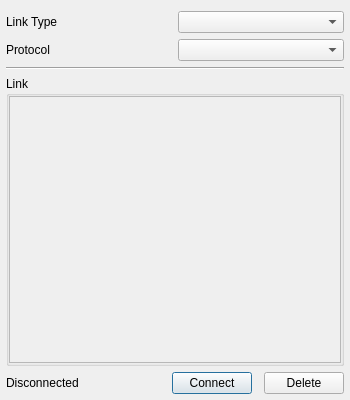
Above: src/commsettings.ui from nlbtuyen/ConfigurationGCS before the change. Below: the same form after it.
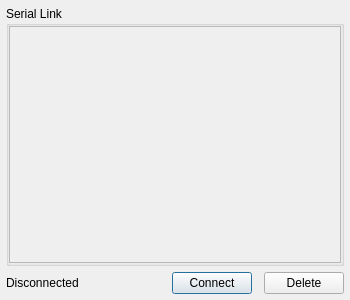
That is the form after the change.

Diff of the .ui file:
```diff
--- a/src/commsettings.ui
+++ b/src/commsettings.ui
@@ -7,16 +7,34 @@
     <x>0</x>
     <y>0</y>
     <width>350</width>
-    <height>400</height>
+    <height>300</height>
    </rect>
   </property>
+  <property name="minimumSize">
+   <size>
+    <width>350</width>
+    <height>300</height>
+   </size>
+  </property>
+  <property name="maximumSize">
+   <size>
+    <width>350</width>
+    <height>300</height>
+   </size>
+  </property>
+  <property name="font">
+   <font>
+    <family>Arial</family>
+    <pointsize>9</pointsize>
+   </font>
+  </property>
   <property name="contextMenuPolicy">
    <enum>Qt::NoContextMenu</enum>
   </property>
   <property name="windowTitle">
    <string>Form</string>
   </property>
-  <layout class="QGridLayout" name="gridLayout_2" rowstretch="1,0,0,0,0">
+  <layout class="QGridLayout" name="gridLayout_2" rowstretch="1,0">
    <property name="leftMargin">
     <number>6</number>
    </property>
@@ -32,10 +50,10 @@
    <property name="spacing">
     <number>6</number>
    </property>
-   <item row="3" column="0" colspan="2">
+   <item row="0" column="0" colspan="2">
     <widget class="QGroupBox" name="linkGroupBox">
      <property name="title">
-      <string>Link</string>
+      <string>Serial Link</string>
      </property>
      <layout class="QHBoxLayout" name="horizontalLayout_2">
       <property name="spacing">
@@ -64,7 +82,7 @@
            <x>0</x>
            <y>0</y>
            <width>334</width>
-           <height>266</height>
+           <height>238</height>
           </rect>
          </property>
         </widget>
@@ -73,58 +91,7 @@
      </layout>
     </widget>
    </item>
-   <item row="0" column="0">
-    <spacer name="verticalSpacer">
-     <property name="orientation">
-      <enum>Qt::Vertical</enum>
-     </property>
-     <property name="sizeType">
-      <enum>QSizePolicy::Fixed</enum>
-     </property>
-     <property name="sizeHint" stdset="0">
-      <size>
-       <width>5</width>
-       <height>5</height>
-      </size>
-     </property>
-    </spacer>
-   </item>
-   <item row="1" column="0" colspan="2">
-    <layout class="QGridLayout" name="gridLayout">
-     <item row="0" column="0">
-      <widget class="QLabel" name="label">
-       <property name="text">
-        <string>Link Type</string>
-       </property>
-      </widget>
-     </item>
-     <item row="0" column="1">
-      <widget class="QComboBox" name="linkType"/>
-     </item>
-     <item row="1" column="0">
-      <widget class="QLabel" name="label_5">
-       <property name="text">
-        <string>Protocol</string>
-       </property>
-      </widget>
-     </item>
-     <item row="1" column="1">
-      <widget class="QComboBox" name="connectionType">
-       <property name="currentIndex">
-        <number>-1</number>
-       </property>
-      </widget>
-     </item>
-    </layout>
-   </item>
-   <item row="2" column="0" colspan="2">
-    <widget class="Line" name="line">
-     <property name="orientation">
-      <enum>Qt::Horizontal</enum>
-     </property>
-    </widget>
-   </item>
-   <item row="4" column="1">
+   <item row="1" column="1">
     <layout class="QHBoxLayout" name="horizontalLayout">
      <property name="spacing">
       <number>12</number>
@@ -154,7 +121,7 @@
      </item>
     </layout>
    </item>
-   <item row="4" column="0">
+   <item row="1" column="0">
     <widget class="QLabel" name="connectionStatusLabel">
      <property name="sizePolicy">
       <sizepolicy hsizetype="Minimum" vsizetype="Minimum">
```
